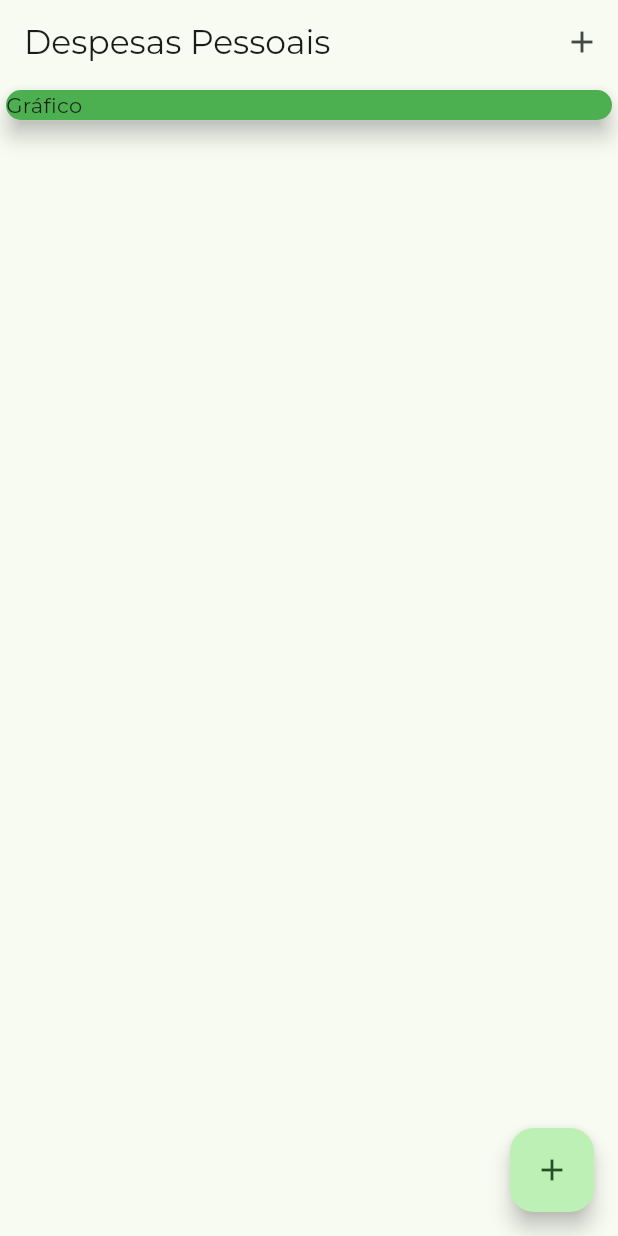
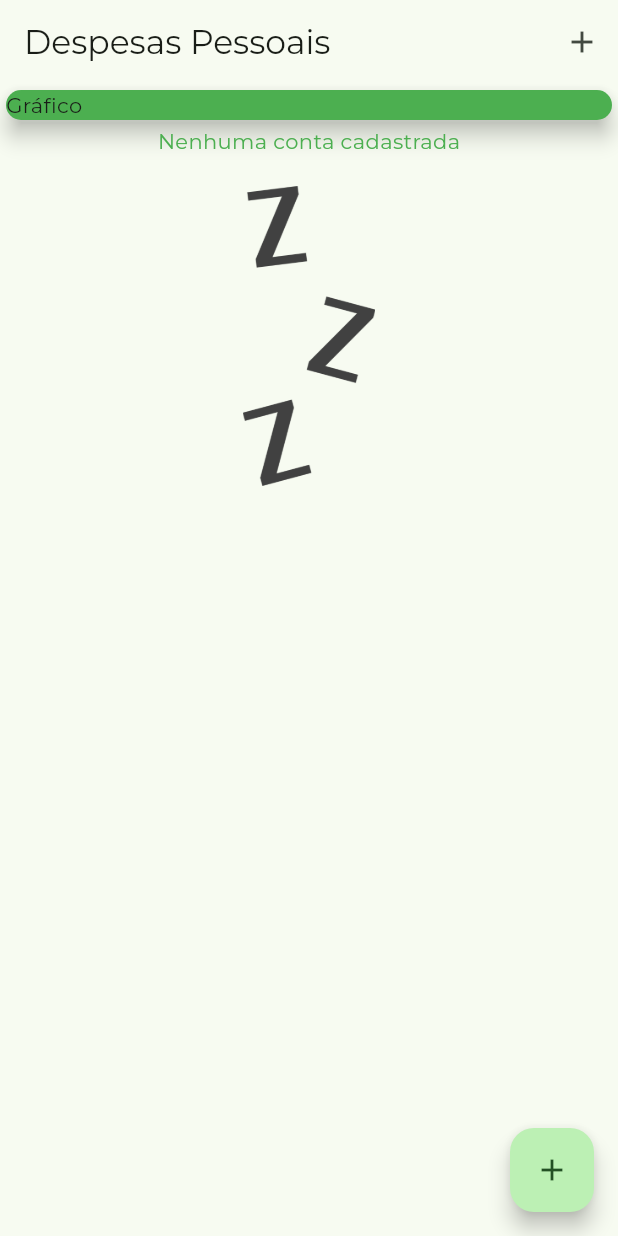
Before and after one commit to PedroGoncalves-Dev/Despesas-flutter, a Flutter app: the screen it shows after launch, on a phone screen of 412 x 824 dp. Run offline on Flutter 3.47's test engine with Material 3 defaults, Android fonts, the phone set to English and light mode, and no system bars; missing offline and left inert: dart:ffi; project files that could hold a hidden picture were left out.

Commit message:
condição adicionada pra quando não houver nenhuma conta cadastrada

```diff
--- a/lib/components/transaction_list.dart
+++ b/lib/components/transaction_list.dart
@@ -11,7 +11,22 @@ class TransactionList extends StatelessWidget {
   Widget build(BuildContext context) {
     return Container(
       height: 300,
-      child: ListView(
+      child: transactions.isEmpty
+          ? Column(
+              children: [
+                Text(
+                  'Nenhuma conta cadastrada',
+                  style: TextStyle(color: Theme.of(context).primaryColor),
+                ),
+                const SizedBox(
+                  height: 20,
+                ),
+                SizedBox(
+                    height: 200,
+                    child: Image.asset('assets/images/waiting.png'))
+              ],
+            )
+          : ListView(
               children: transactions
                   .map((tr) => Card(
                           child: Row(
@@ -21,13 +36,14 @@ class TransactionList extends StatelessWidget {
                                 horizontal: 20, vertical: 15),
                             padding: const EdgeInsets.all(20),
                             decoration: BoxDecoration(
-                            border: Border.all(color: Colors.purple)),
+                                border: Border.all(
+                                    color: Theme.of(context).primaryColor)),
                             child: Text(
                               'R\$ ${tr.value.toStringAsFixed(2)}',
-                          style: const TextStyle(
+                              style: TextStyle(
                                 fontWeight: FontWeight.bold,
                                 fontSize: 16,
-                            color: Colors.purple,
+                                color: Theme.of(context).primaryColor,
                               ),
                             ),
                           ),
```
Lines whose indentation alone changed are shown as unchanged.
